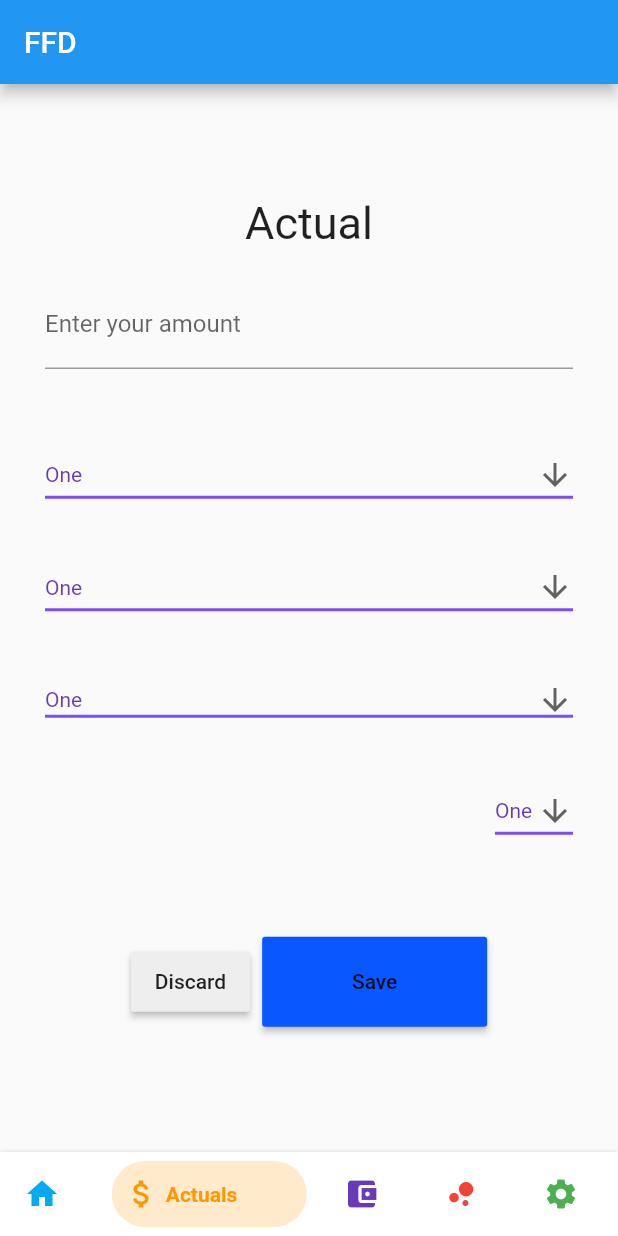
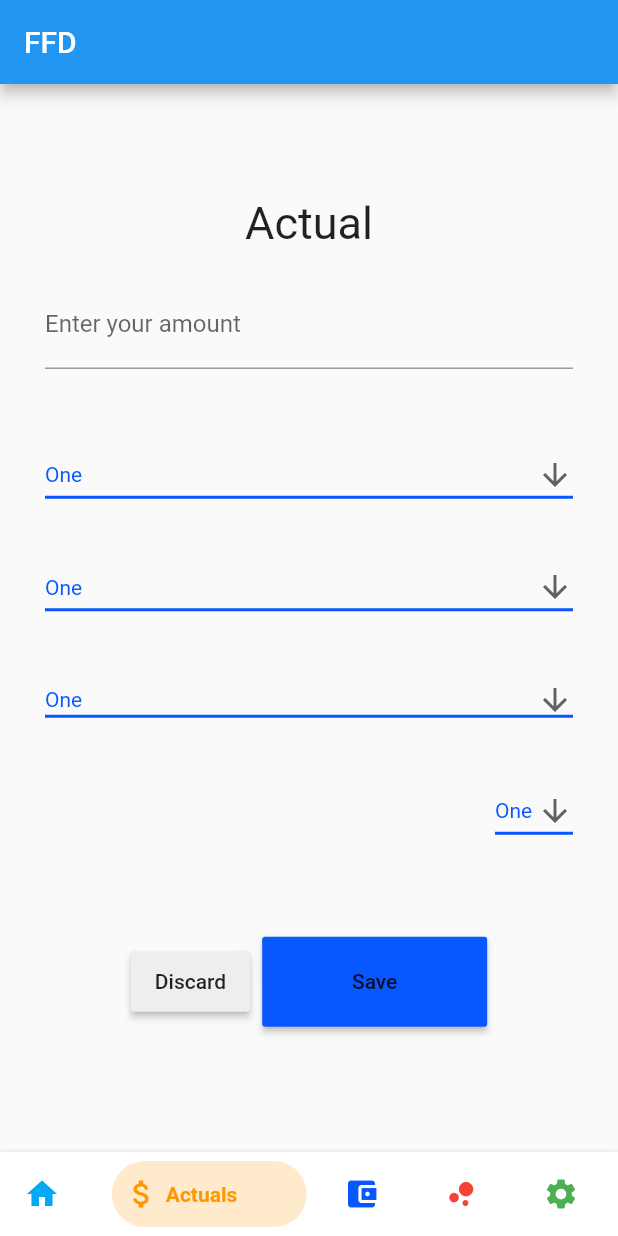
Before and after one commit to jkbngl/FFD, a Flutter app: the MyHomePage screen opened directly, swiped to page 2, on a phone screen of 412 x 824 dp. Run offline on Flutter 3.47's test engine with Material 2 defaults, Android fonts, the phone set to English and light mode, and no system bars; drawn by our look-alikes of bottom_navy_bar; our stand-ins replace syncfusion_flutter_charts.

Commit message:
#27 assigned the dropdowns the new colorschema

```diff
--- a/flutter/ffd/lib/backup_color_change_on_nav_tab.dart
+++ b/flutter/ffd/lib/backup_color_change_on_nav_tab.dart
@@ -186,12 +186,12 @@ class _MyHomePageState extends State<MyHomePage> {
                     icon: Icon(Icons.arrow_downward),
                     iconSize: 24,
                     elevation: 16,
-                    style: TextStyle(color: Colors.deepPurple),
+                    style: TextStyle(color: Color(0xff0957FF)),
                     isExpanded: true,
                     underline: Container(
                       height: 2,
                       width: 5000,
-                      color: Colors.deepPurpleAccent,
+                      color: Color(0xff0957FF),
                     ),
                     onChanged: (String newValue) {
                       setState(() {
@@ -240,12 +240,12 @@ class _MyHomePageState extends State<MyHomePage> {
                     icon: Icon(Icons.arrow_downward),
                     iconSize: 24,
                     elevation: 16,
-                    style: TextStyle(color: Colors.deepPurple),
+                    style: TextStyle(color: Color(0xff0957FF)),
                     isExpanded: true,
                     underline: Container(
                       height: 2,
                       width: 5000,
-                      color: Colors.deepPurpleAccent,
+                      color: Color(0xff0957FF),
                     ),
                     onChanged: (String newValue) {
                       setState(() {
@@ -294,12 +294,12 @@ class _MyHomePageState extends State<MyHomePage> {
                     icon: Icon(Icons.arrow_downward),
                     iconSize: 24,
                     elevation: 16,
-                    style: TextStyle(color: Colors.deepPurple),
+                    style: TextStyle(color: Color(0xff0957FF)),
                     isExpanded: true,
                     underline: Container(
                       height: 2,
                       width: 5000,
-                      color: Colors.deepPurpleAccent,
+                      color: Color(0xff0957FF),
                     ),
                     onChanged: (String newValue) {
                       setState(() {
@@ -350,12 +350,12 @@ class _MyHomePageState extends State<MyHomePage> {
                       icon: Icon(Icons.arrow_downward),
                       iconSize: 24,
                       elevation: 16,
-                      style: TextStyle(color: Colors.deepPurple),
+                      style: TextStyle(color: Color(0xff0957FF)),
                       //isExpanded: true,
                       underline: Container(
                         height: 2,
                         width: 2000,
-                        color: Colors.deepPurpleAccent,
+                        color: Color(0xff0957FF),
                       ),
                       onChanged: (String newValue) {
                         setState(() {
@@ -401,7 +401,7 @@ class _MyHomePageState extends State<MyHomePage> {
                       height: 40.0,
                       child: RaisedButton(
                         child: Text('Discard'),
-                        color: Color(0xffEEEEEE),
+                        color: Color(0xffEEEEEE), // EEEEEE
                         onPressed: () {
                           showDialog(
                             context: context,
@@ -487,7 +487,7 @@ class _MyHomePageState extends State<MyHomePage> {
                     underline: Container(
                       height: 2,
                       width: 5000,
-                      color: Colors.deepPurpleAccent,
+                      color: Color(0xff0957FF),
                     ),
                     onChanged: (String newValue) {
                       setState(() {
@@ -537,12 +537,12 @@ class _MyHomePageState extends State<MyHomePage> {
                     icon: Icon(Icons.arrow_downward),
                     iconSize: 24,
                     elevation: 16,
-                    style: TextStyle(color: Colors.deepPurple),
+                    style: TextStyle(color: Color(0xff0957FF)),
                     isExpanded: true,
                     underline: Container(
                       height: 2,
                       width: 5000,
-                      color: Colors.deepPurpleAccent,
+                      color: Color(0xff0957FF),
                     ),
                     onChanged: (String newValue) {
                       setState(() {
@@ -592,12 +592,12 @@ class _MyHomePageState extends State<MyHomePage> {
                     icon: Icon(Icons.arrow_downward),
                     iconSize: 24,
                     elevation: 16,
-                    style: TextStyle(color: Colors.deepPurple),
+                    style: TextStyle(color: Color(0xff0957FF)),
                     isExpanded: true,
                     underline: Container(
                       height: 2,
                       width: 5000,
-                      color: Colors.deepPurpleAccent,
+                      color: Color(0xff0957FF),
                     ),
                     onChanged: (String newValue) {
                       setState(() {
@@ -753,7 +753,7 @@ class _MyHomePageState extends State<MyHomePage> {
           BottomNavyBarItem(
             title: Text('Budget'),
             icon: Icon(Icons.account_balance_wallet),
-            activeColor: Colors.deepPurple,
+            activeColor: Color(0xff0957FF),
           ),
           BottomNavyBarItem(
             title: Text('Visualizer'),
```
